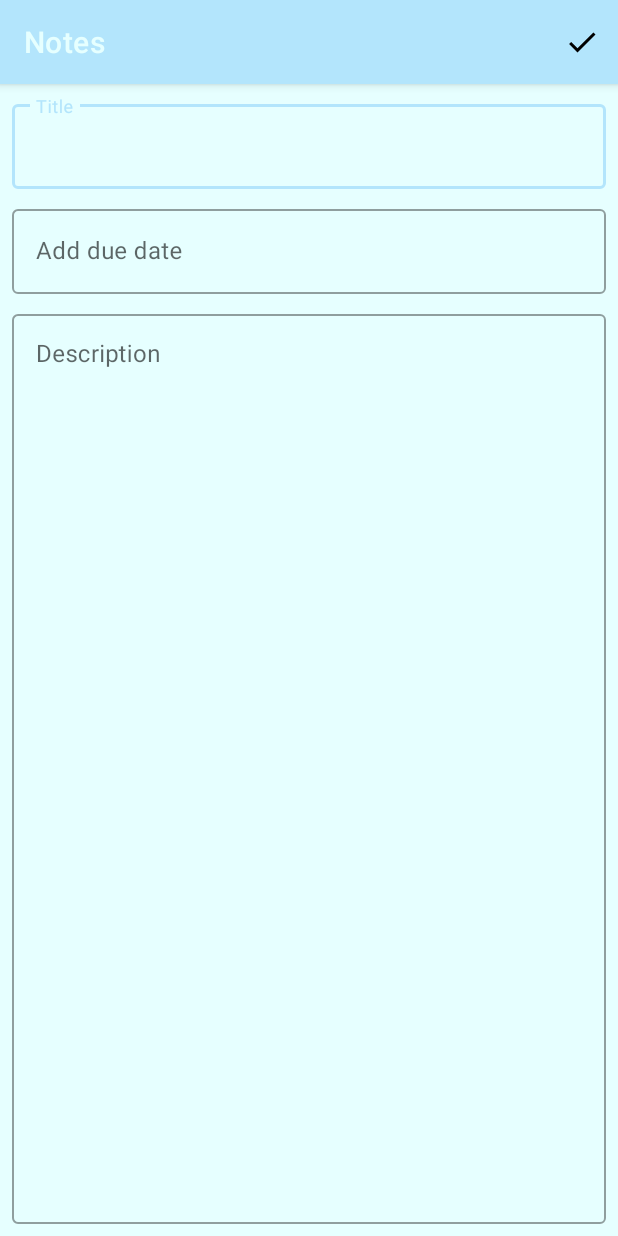
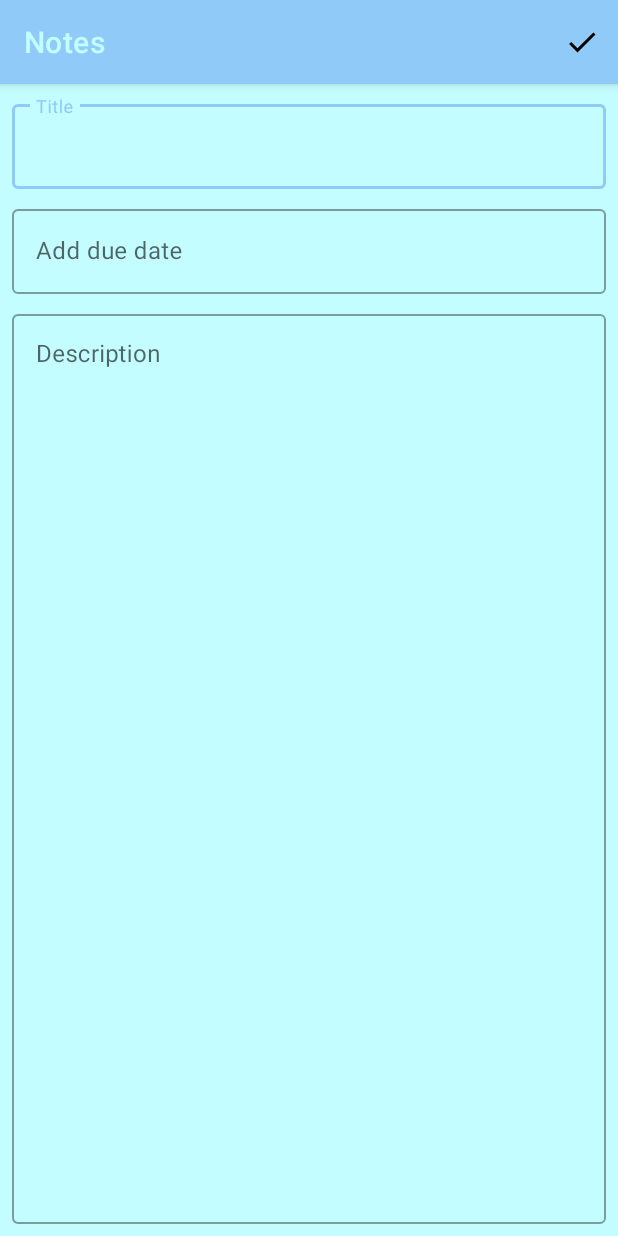
Before and after one commit to vladlenak/SimpleNotes, an Android app: the AddNoteActivity screen opened directly, with no data from a screen before it, on a phone screen of 412 x 824 dp. Run offline under Robolectric (Android 15) with nearby library versions, the phone set to English and light mode, and no system bars.

Commit message:
Исправлен баг с чёрной темой.

```diff
--- a/app/build.gradle
+++ b/app/build.gradle
@@ -14,8 +14,8 @@ android {
         applicationId "akhtemov.vladlen.simplenotes"
         minSdkVersion 24
         targetSdkVersion 31
-        versionCode 4
-        versionName "1.3"
+        versionCode 5
+        versionName "1.4"
 
         testInstrumentationRunner "androidx.test.runner.AndroidJUnitRunner"
     }
--- a/app/src/main/java/akhtemov/vladlen/simplenotes/adapter/NoteListAdapter.kt
+++ b/app/src/main/java/akhtemov/vladlen/simplenotes/adapter/NoteListAdapter.kt
@@ -46,7 +46,7 @@ class NoteListAdapter : ListAdapter<Note, NoteListAdapter.NoteViewHolder>(NotesC
         companion object {
             fun create(parent: ViewGroup): NoteViewHolder {
                 val view: View = LayoutInflater.from(parent.context)
-                    .inflate(R.layout.note_item, parent, false)
+                    .inflate(R.layout.list_item_note, parent, false)
                 return NoteViewHolder(view)
             }
         }
--- a/app/src/main/java/akhtemov/vladlen/simplenotes/mylibraries/CalendarHelper.kt
+++ b/app/src/main/java/akhtemov/vladlen/simplenotes/mylibraries/CalendarHelper.kt
@@ -3,6 +3,8 @@ package akhtemov.vladlen.simplenotes.mylibraries
 import android.icu.text.SimpleDateFormat
 import android.icu.util.GregorianCalendar
 import java.util.*
+
+const val DATE_PATTERN = "yyyy-M-dd"
 
 class CalendarHelper {
     fun getDateFromMilliseconds(timeInMillis: Long): String {
@@ -14,8 +16,4 @@ class CalendarHelper {
 
         return simpleDateFormat.format(calendar.time)
     }
-
-    companion object {
-        const val DATE_PATTERN = "yyyy-M-dd"
-    }
 }
--- a/app/src/main/java/akhtemov/vladlen/simplenotes/ui/AddNoteActivity.kt
+++ b/app/src/main/java/akhtemov/vladlen/simplenotes/ui/AddNoteActivity.kt
@@ -43,6 +43,7 @@ class AddNoteActivity : AppCompatActivity() {
                 binding.deadlineTextField.setText(CalendarHelper().getDateFromMilliseconds(it))
             }
         }
+
     }
 
     private fun onClickSaveNoteButton() {
--- a/app/src/main/res/layout/activity_add_note.xml
+++ b/app/src/main/res/layout/activity_add_note.xml
@@ -4,8 +4,8 @@
     xmlns:tools="http://schemas.android.com/tools"
     android:layout_width="match_parent"
     android:layout_height="match_parent"
-    android:background="@color/primaryLightColor"
-    tools:context=".ui.AddNoteActivity">
+    tools:context=".ui.AddNoteActivity"
+    style="@style/activityBackground">
 
     <com.google.android.material.appbar.AppBarLayout
         android:id="@+id/appBarLayout"
--- a/app/src/main/res/layout/activity_edit_note.xml
+++ b/app/src/main/res/layout/activity_edit_note.xml
@@ -4,7 +4,7 @@
     xmlns:tools="http://schemas.android.com/tools"
     android:layout_width="match_parent"
     android:layout_height="match_parent"
-    android:background="@color/primaryLightColor"
+    style="@style/activityBackground"
     tools:context=".ui.AddNoteActivity">
 
     <com.google.android.material.appbar.AppBarLayout
@@ -64,7 +64,8 @@
             android:layout_width="match_parent"
             android:layout_height="wrap_content"
             android:cursorVisible="false"
-            android:editable="false"/>
+            android:editable="false"
+            />
     </com.google.android.material.textfield.TextInputLayout>
 
     <com.google.android.material.textfield.TextInputLayout
--- a/app/src/main/res/layout/activity_main.xml
+++ b/app/src/main/res/layout/activity_main.xml
@@ -3,7 +3,7 @@
     xmlns:app="http://schemas.android.com/apk/res-auto"
     android:layout_width="match_parent"
     android:layout_height="match_parent"
-    android:background="@color/primaryLightColor">
+    style="@style/activityBackground">
 
     <com.google.android.material.appbar.AppBarLayout
         android:id="@+id/appBarLayout"
--- a/app/src/main/res/layout/note_item.xml
+++ b/app/src/main/res/layout/list_item_note.xml
@@ -6,8 +6,7 @@
     android:layout_marginLeft="8dp"
     android:layout_marginTop="8dp"
     android:layout_marginRight="8dp"
-    android:background="@android:drawable/editbox_background"
-    android:backgroundTint="@color/primaryColor">
+    style="@style/listItemStyle">
 
     <TextView
         android:id="@+id/title_text_view"
--- a/app/src/main/res/values-night/themes.xml
+++ b/app/src/main/res/values-night/themes.xml
@@ -2,15 +2,24 @@
     <!-- Base application theme. -->
     <style name="Theme.SimpleNotes" parent="Theme.MaterialComponents.DayNight.NoActionBar">
         <!-- Primary brand color. -->
-        <item name="colorPrimary">@color/purple_200</item>
-        <item name="colorPrimaryVariant">@color/purple_700</item>
-        <item name="colorOnPrimary">@color/black</item>
+        <item name="colorPrimary">@color/secondaryColor</item>
+        <item name="colorPrimaryVariant">@color/secondaryDarkColor</item>
+        <item name="colorOnPrimary">@color/secondaryLightColor</item>
         <!-- Secondary brand color. -->
-        <item name="colorSecondary">@color/teal_200</item>
-        <item name="colorSecondaryVariant">@color/teal_200</item>
-        <item name="colorOnSecondary">@color/black</item>
+        <item name="colorSecondary">@color/primaryColor</item>
+        <item name="colorSecondaryVariant">@color/primaryDarkColor</item>
+        <item name="colorOnSecondary">@color/primaryLightColor</item>
         <!-- Status bar color. -->
         <item name="android:statusBarColor" tools:targetApi="l">?attr/colorPrimaryVariant</item>
         <!-- Customize your theme here. -->
     </style>
+
+    <style name="activityBackground">
+        <item name="android:background">?colorOnPrimary</item>
+    </style>
+
+    <style name="listItemStyle">
+        <item name="android:background">@android:drawable/editbox_background</item>
+        <item name="android:backgroundTint">?colorPrimary</item>
+    </style>
 </resources>
--- a/app/src/main/res/values/colors.xml
+++ b/app/src/main/res/values/colors.xml
@@ -12,12 +12,24 @@
 
 
 
-    <color name="primaryColor">#b3e5fc</color>
-    <color name="primaryLightColor">#e6ffff</color>
-    <color name="primaryDarkColor">#82b3c9</color>
-    <color name="secondaryColor">#ffecb3</color>
-    <color name="secondaryLightColor">#ffffe5</color>
-    <color name="secondaryDarkColor">#cbba83</color>
+<!--    <color name="primaryColor">#b3e5fc</color>-->
+<!--    <color name="primaryLightColor">#e6ffff</color>-->
+<!--    <color name="primaryDarkColor">#82b3c9</color>-->
+<!--    <color name="secondaryColor">#a34d39</color>-->
+<!--    <color name="secondaryLightColor">#d87b64</color>-->
+<!--    <color name="secondaryDarkColor">#6f2112</color>-->
+<!--    <color name="primaryTextColor">#000000</color>-->
+<!--    <color name="secondaryTextColor">#000000</color>-->
+
+    <color name="primaryColor">#90caf9</color>
+    <color name="primaryLightColor">#c3fdff</color>
+    <color name="primaryDarkColor">#5d99c6</color>
+    <color name="secondaryColor">#ffab91</color>
+    <color name="secondaryLightColor">#ffddc1</color>
+    <color name="secondaryDarkColor">#c97b63</color>
     <color name="primaryTextColor">#000000</color>
     <color name="secondaryTextColor">#000000</color>
+
+
+
 </resources>
--- a/app/src/main/res/values/themes.xml
+++ b/app/src/main/res/values/themes.xml
@@ -13,4 +13,13 @@
         <item name="android:statusBarColor" tools:targetApi="l">?attr/colorPrimaryVariant</item>
         <!-- Customize your theme here. -->
     </style>
+
+    <style name="activityBackground">
+        <item name="android:background">?colorOnPrimary</item>
+    </style>
+
+    <style name="listItemStyle">
+        <item name="android:background">@android:drawable/editbox_background</item>
+        <item name="android:backgroundTint">?colorPrimary</item>
+    </style>
 </resources>
```
Also changed, not shown: app/src/main/java/akhtemov/vladlen/simplenotes/ui/MainActivity.kt (+1 -11 lines).
